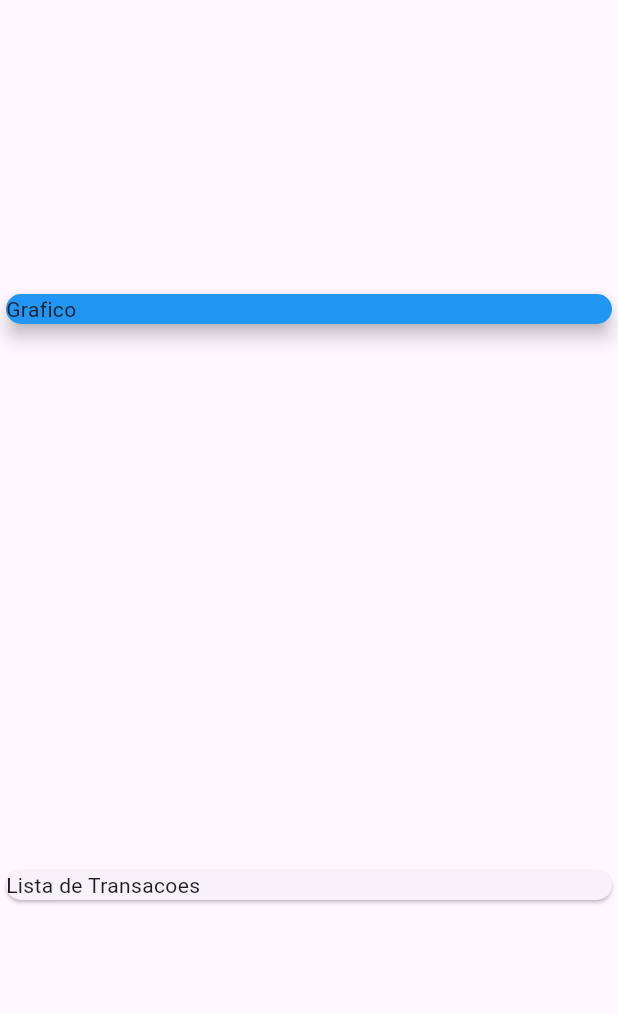
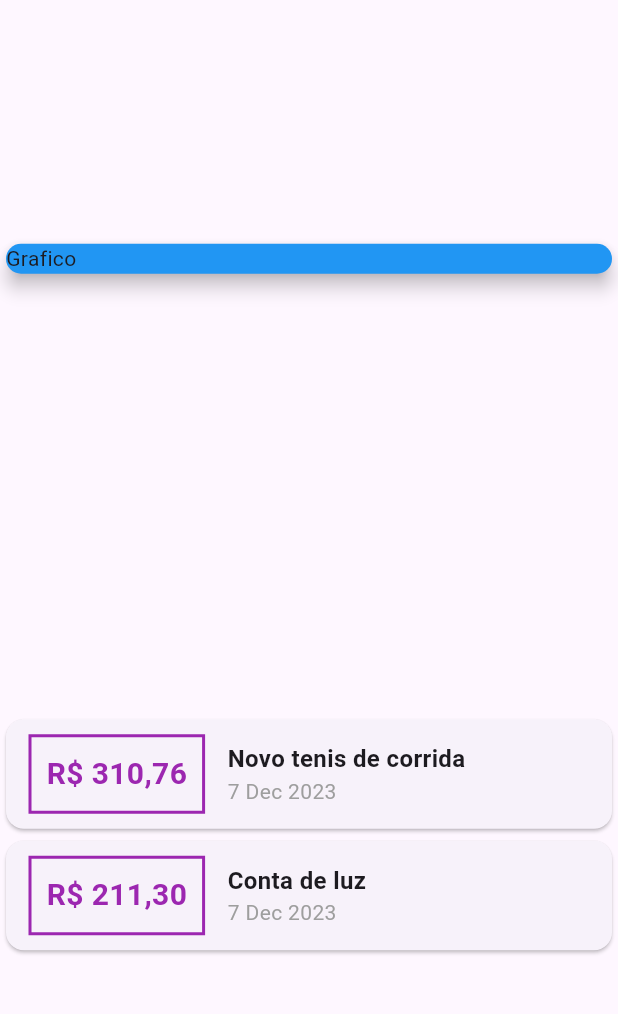
Before and after one commit to MarcosRossoni/AppDespesasPessoais, a Flutter app: the screen it shows after launch, on a phone screen of 412 x 824 dp, the part 63-1077 px from its top. Run offline on Flutter 3.47's test engine with Material 3 defaults, Android fonts, the phone set to English and light mode, and no system bars.

Commit message:
trabalhando com colum e containers

```diff
--- a/lib/main.dart
+++ b/lib/main.dart
@@ -1,11 +1,10 @@
+import 'package:app_despesas_pessoais/models/transaction.dart';
+import 'package:flutter/material.dart';
+import 'package:intl/intl.dart';
 
-import 'package:flutter/cupertino.dart';
-import 'package:flutter/material.dart';
-
-main () => runApp(AppDespesasPessoais());
+main() => runApp(AppDespesasPessoais());
 
 class AppDespesasPessoais extends StatelessWidget {
-
   @override
   Widget build(BuildContext context) {
     return MaterialApp(home: MyHomePage());
@@ -13,6 +12,18 @@ class AppDespesasPessoais extends StatelessWidget {
 }
 
 class MyHomePage extends StatelessWidget {
+  final _transaction = [
+    Transaction(
+        id: 't1',
+        title: 'Novo tenis de corrida',
+        value: 310.76,
+        date: DateTime.now()),
+    Transaction(
+        id: 't2',
+        title: 'Conta de luz',
+        value: 211.30,
+        date: DateTime.now())
+  ];
 
   @override
   Widget build(BuildContext context) {
@@ -31,8 +42,54 @@ class MyHomePage extends StatelessWidget {
                 color: Colors.blue,
               )
           ),
-          Card(
-            child: Text('Lista de Transacoes'),
+          Column(
+            children: _transaction.map((tr) =>
+              Card(
+                child: Row(
+                  children: <Widget>[
+                    Container(
+                      margin: EdgeInsets.symmetric(
+                        horizontal: 15,
+                        vertical: 10
+                      ),
+                        decoration: BoxDecoration(
+                          border: Border.all(
+                            color: Colors.purple,
+                            width: 2
+                          )
+                        ),
+                        padding: EdgeInsets.all(10),
+                        child: Text(
+                            'R\$ ${tr.value.toStringAsFixed(2).replaceAll('.', ',')}',
+                                style: TextStyle(
+                                  fontWeight: FontWeight.bold,
+                                  fontSize: 20,
+                                  color: Colors.purple,
+                                ),
+                        )
+                    ),
+                    Column(
+                      crossAxisAlignment: CrossAxisAlignment.start,
+                      children: <Widget>[
+                        Text(
+                            tr.title,
+                          style: TextStyle(
+                            fontWeight: FontWeight.bold,
+                            fontSize: 16
+                          ),
+                        ),
+                        Text(
+                            DateFormat('d MMM y').format(tr.date),
+                          style: TextStyle(
+                            color: Colors.grey
+                          ),
+                        )
+                      ],
+                    )
+                  ],
+                ),
+              )
+            ).toList(),
           )
         ],
       ),
--- /dev/null
+++ b/lib/models/transaction.dart
@@ -0,0 +1,13 @@
+class Transaction {
+  final String id;
+  final String title;
+  final double value;
+  final DateTime date;
+
+  Transaction({
+    required this.id,
+    required this.title,
+    required this.value,
+    required this.date
+  });
+}
--- a/pubspec.yaml
+++ b/pubspec.yaml
@@ -30,6 +30,7 @@ environment:
 dependencies:
   flutter:
     sdk: flutter
+  intl: ^0.19.0
 
 
   # The following adds the Cupertino Icons font to your application.
```
Also changed, not shown: pubspec.lock.
